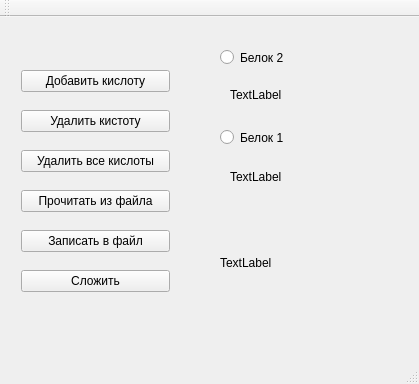
The window that mainwindow.ui (anyazavrr/Laba3) describes before a commit, drawn with Qt 5.
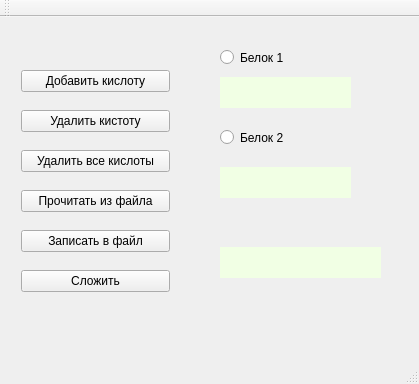
The same window after the commit.

The edit to the form file:
```diff
--- a/mainwindow.ui
+++ b/mainwindow.ui
@@ -77,41 +77,53 @@
       <height>31</height>
      </rect>
     </property>
+    <property name="styleSheet">
+     <string notr="true">background-color: rgb(241, 255, 228);
+font: 75 10pt &quot;Microsoft YaHei UI Light&quot;;</string>
+    </property>
     <property name="text">
-     <string>TextLabel</string>
+     <string/>
     </property>
    </widget>
    <widget class="QLabel" name="label">
     <property name="geometry">
      <rect>
-      <x>230</x>
-      <y>70</y>
+      <x>220</x>
+      <y>60</y>
       <width>131</width>
-      <height>16</height>
+      <height>31</height>
      </rect>
     </property>
+    <property name="styleSheet">
+     <string notr="true">background-color: rgb(241, 255, 228);
+font: 75 10pt &quot;Microsoft YaHei UI Light&quot;;</string>
+    </property>
     <property name="text">
-     <string>TextLabel</string>
+     <string/>
     </property>
    </widget>
    <widget class="QLabel" name="label_2">
     <property name="geometry">
      <rect>
-      <x>230</x>
+      <x>220</x>
       <y>150</y>
-      <width>111</width>
-      <height>20</height>
+      <width>131</width>
+      <height>31</height>
      </rect>
     </property>
+    <property name="styleSheet">
+     <string notr="true">background-color: rgb(241, 255, 228);
+font: 75 10pt &quot;Microsoft YaHei UI Light&quot;;</string>
+    </property>
     <property name="text">
-     <string>TextLabel</string>
+     <string/>
     </property>
    </widget>
    <widget class="QRadioButton" name="radioButton">
     <property name="geometry">
      <rect>
       <x>220</x>
-      <y>110</y>
+      <y>30</y>
       <width>73</width>
       <height>21</height>
      </rect>
@@ -124,7 +136,7 @@
     <property name="geometry">
      <rect>
       <x>220</x>
-      <y>30</y>
+      <y>110</y>
       <width>73</width>
       <height>21</height>
      </rect>
```
Left out of the diff: 16 changed lines with no effect on the pictures.
